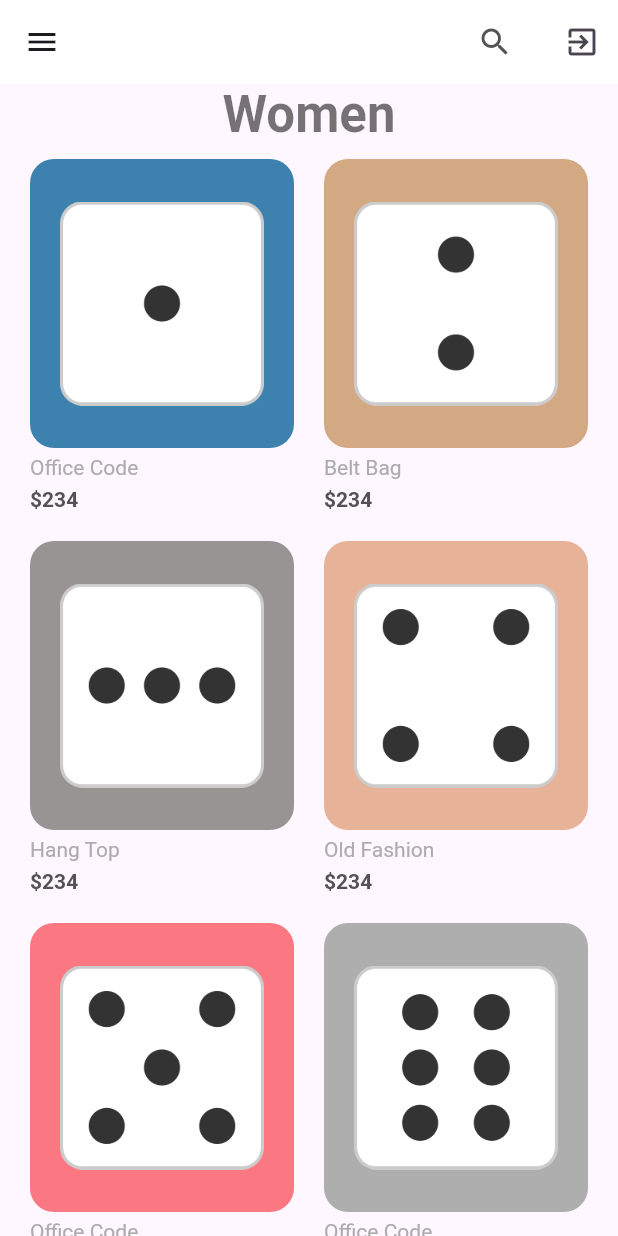
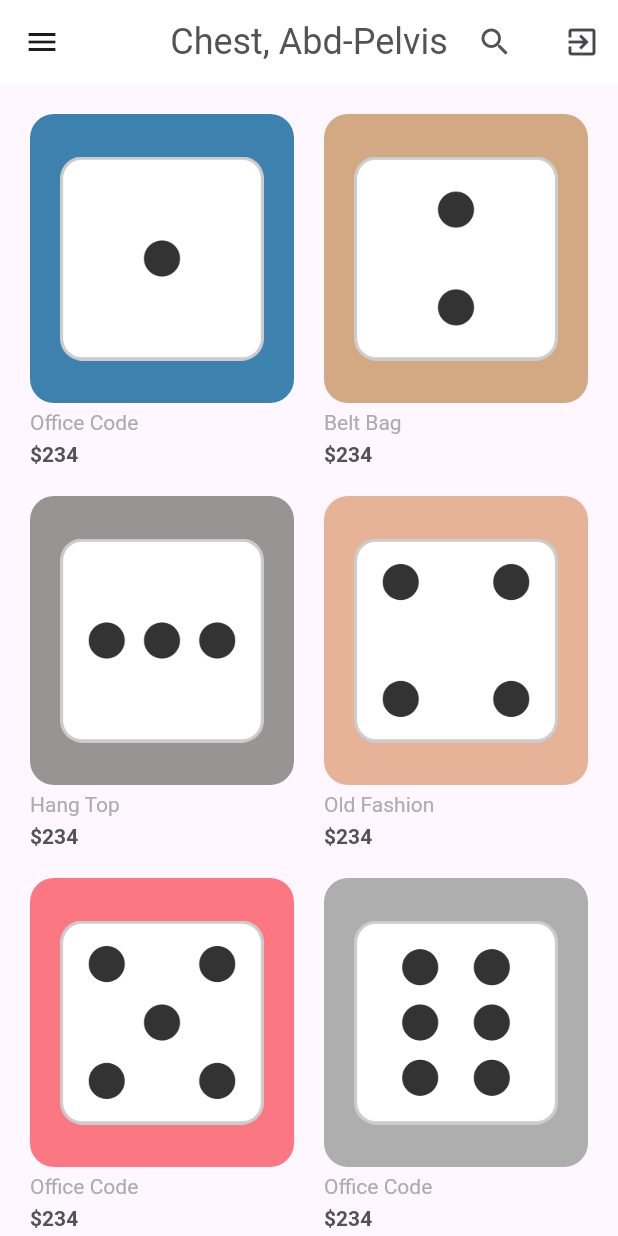
Before and after one commit to pinojun/x_ray-project, a Flutter app: the screen it shows after launch, on a phone screen of 412 x 824 dp. Run offline on Flutter 3.47's test engine with Material 2 defaults, Android fonts, the phone set to English and light mode, and no system bars.

Commit message:
3rd commit

```diff
--- a/lib/screens/home/home_screen.dart
+++ b/lib/screens/home/home_screen.dart
@@ -76,15 +76,8 @@ class _HomeScreenState extends State<HomeScreen> {
         children: [
           Padding(
             padding: const EdgeInsets.symmetric(horizontal: kDefaultPaddin),
-            child: Text(
-              "Women",
-              style: Theme.of(context)
-                  .textTheme
-                  .headlineMedium
-                  ?.copyWith(fontWeight: FontWeight.bold),
-            ),
           ),
-          SizedBox(height: 10),
+          SizedBox(height: 20),
           Expanded(
             child: Padding(
               padding: const EdgeInsets.symmetric(horizontal: kDefaultPaddin),
@@ -117,6 +110,9 @@ class _HomeScreenState extends State<HomeScreen> {
 
   AppBar buildAppBar() {
     return AppBar(
+      title: Text("Chest, Abd-Pelvis",
+          style: Theme.of(context).textTheme.headlineSmall),
+      centerTitle: true,
       backgroundColor: Colors.white,
       elevation: 0,
       actions: [
```
